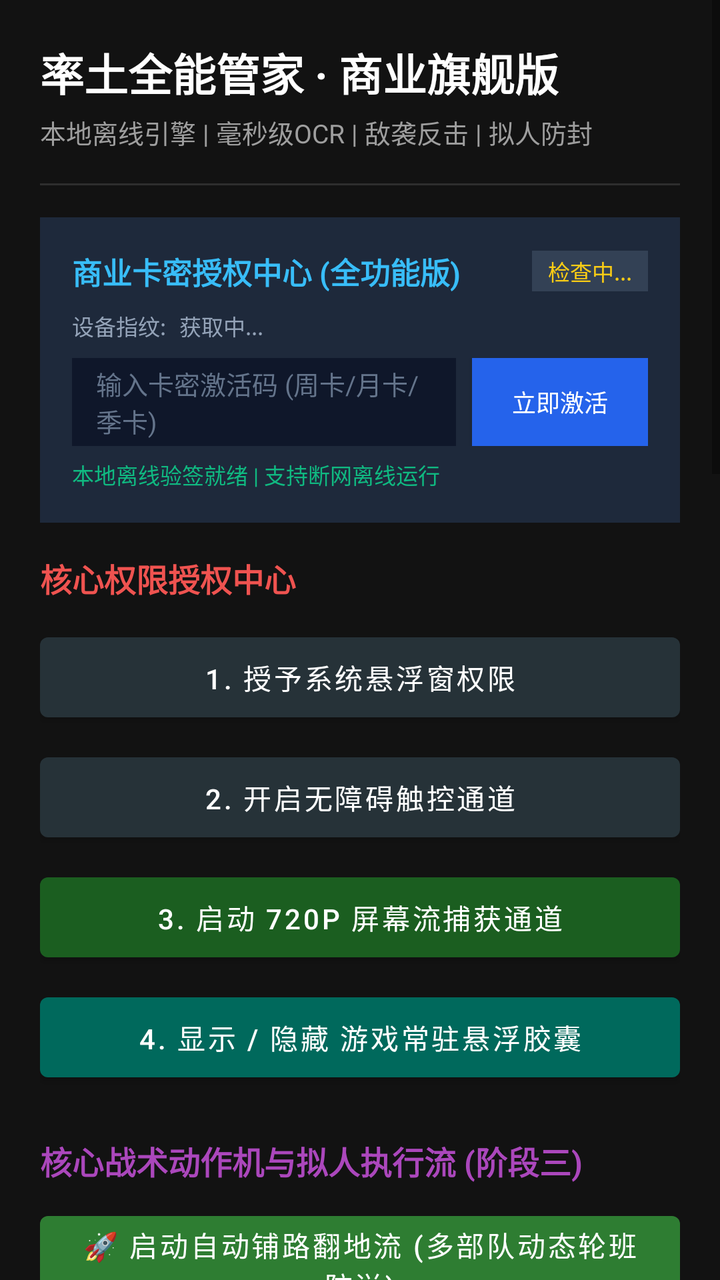
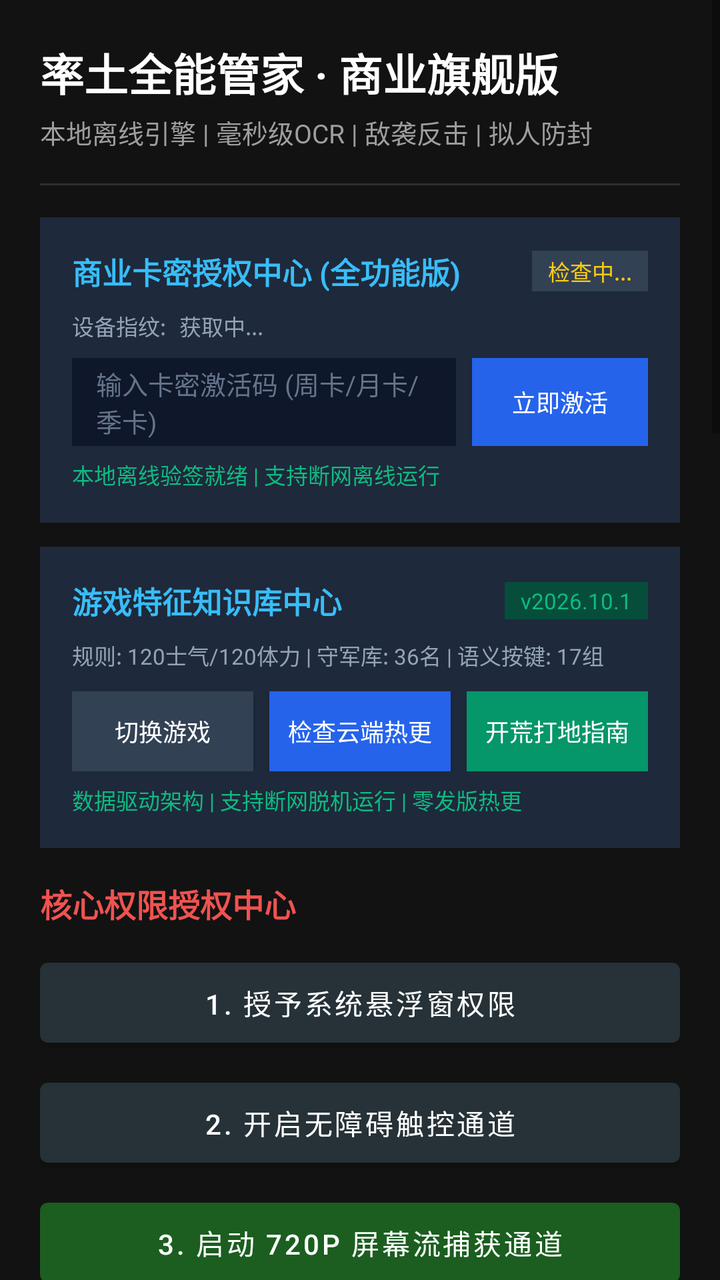

An Android layout rendered at two revisions. The XML below is the earlier revision; the diff shows what the commit changed to produce the second picture.
<!-- AndroidManifest.xml: application theme Theme.StzbAssistant -->
<!-- res/layout/activity_main.xml -->
<?xml version="1.0" encoding="utf-8"?>
<ScrollView xmlns:android="http://schemas.android.com/apk/res/android"
    xmlns:app="http://schemas.android.com/apk/res-auto"
    android:layout_width="match_parent"
    android:layout_height="match_parent"
    android:background="#121212"
    android:fillViewport="true">

    <LinearLayout
        android:layout_width="match_parent"
        android:layout_height="wrap_content"
        android:orientation="vertical"
        android:padding="20dp">

        
        <TextView
            android:layout_width="wrap_content"
            android:layout_height="wrap_content"
            android:text="率土全能管家 · 商业旗舰版"
            android:textColor="#FFFFFF"
            android:textSize="22sp"
            android:textStyle="bold" />

        <TextView
            android:layout_width="wrap_content"
            android:layout_height="wrap_content"
            android:layout_marginTop="4dp"
            android:text="本地离线引擎 | 毫秒级OCR | 敌袭反击 | 拟人防封"
            android:textColor="#9E9E9E"
            android:textSize="13sp" />

        <View
            android:layout_width="match_parent"
            android:layout_height="1dp"
            android:layout_marginTop="16dp"
            android:background="#2E2E2E" />

        
        <LinearLayout
            android:layout_width="match_parent"
            android:layout_height="wrap_content"
            android:layout_marginTop="16dp"
            android:background="#1E293B"
            android:orientation="vertical"
            android:padding="16dp">

            <LinearLayout
                android:layout_width="match_parent"
                android:layout_height="wrap_content"
                android:gravity="center_vertical"
                android:orientation="horizontal">

                <TextView
                    android:layout_width="0dp"
                    android:layout_height="wrap_content"
                    android:layout_weight="1"
                    android:text="商业卡密授权中心 (全功能版)"
                    android:textColor="#38BDF8"
                    android:textSize="15sp"
                    android:textStyle="bold" />

                <TextView
                    android:id="@+id/tvLicenseBadge"
                    android:layout_width="wrap_content"
                    android:layout_height="wrap_content"
                    android:background="#334155"
                    android:paddingStart="8dp"
                    android:paddingTop="2dp"
                    android:paddingEnd="8dp"
                    android:paddingBottom="2dp"
                    android:text="检查中..."
                    android:textColor="#FACC15"
                    android:textSize="11sp" />
            </LinearLayout>

            <TextView
                android:id="@+id/tvDeviceId"
                android:layout_width="match_parent"
                android:layout_height="wrap_content"
                android:layout_marginTop="8dp"
                android:text="设备指纹: 获取中..."
                android:textColor="#94A3B8"
                android:textSize="11sp"
                android:fontFamily="monospace" />

            <LinearLayout
                android:layout_width="match_parent"
                android:layout_height="wrap_content"
                android:layout_marginTop="8dp"
                android:orientation="horizontal">

                <EditText
                    android:id="@+id/etLicenseCode"
                    android:layout_width="0dp"
                    android:layout_height="44dp"
                    android:layout_weight="1"
                    android:background="#0F172A"
                    android:hint="输入卡密激活码 (周卡/月卡/季卡)"
                    android:paddingStart="12dp"
                    android:paddingEnd="12dp"
                    android:textColor="#FFFFFF"
                    android:textColorHint="#64748B"
                    android:textSize="13sp" />

                <Button
                    android:id="@+id/btnActivateLicense"
                    android:layout_width="wrap_content"
                    android:layout_height="44dp"
                    android:layout_marginStart="8dp"
                    android:background="#2563EB"
                    android:text="立即激活"
                    android:textColor="#FFFFFF"
                    android:textSize="12sp" />
            </LinearLayout>

            <TextView
                android:id="@+id/tvLicenseMessage"
                android:layout_width="match_parent"
                android:layout_height="wrap_content"
                android:layout_marginTop="6dp"
                android:text="本地离线验签就绪 | 支持断网离线运行"
                android:textColor="#10B981"
                android:textSize="11sp" />

        </LinearLayout>

        
        <TextView
            android:layout_width="wrap_content"
            android:layout_height="wrap_content"
            android:layout_marginTop="16dp"
            android:text="核心权限授权中心"
            android:textColor="#EF5350"
            android:textSize="16sp"
            android:textStyle="bold" />

        <com.google.android.material.button.MaterialButton
            android:id="@+id/btnOverlayPermission"
            android:layout_width="match_parent"
            android:layout_height="52dp"
            android:layout_marginTop="12dp"
            android:text="1. 授予系统悬浮窗权限"
            app:backgroundTint="#263238" />

        <com.google.android.material.button.MaterialButton
            android:id="@+id/btnAccessibilityPermission"
            android:layout_width="match_parent"
            android:layout_height="52dp"
            android:layout_marginTop="8dp"
            android:text="2. 开启无障碍触控通道"
            app:backgroundTint="#263238" />

        <com.google.android.material.button.MaterialButton
            android:id="@+id/btnScreenCapturePermission"
            android:layout_width="match_parent"
            android:layout_height="52dp"
            android:layout_marginTop="8dp"
            android:text="3. 启动 720p 屏幕流捕获通道"
            app:backgroundTint="#1B5E20" />

        <com.google.android.material.button.MaterialButton
            android:id="@+id/btnToggleOverlay"
            android:layout_width="match_parent"
            android:layout_height="52dp"
            android:layout_marginTop="8dp"
            android:text="4. 显示 / 隐藏 游戏常驻悬浮胶囊"
            app:backgroundTint="#00695C" />

        
        <TextView
            android:layout_width="wrap_content"
            android:layout_height="wrap_content"
            android:layout_marginTop="24dp"
            android:text="核心战术动作机与拟人执行流 (阶段三)"
            android:textColor="#AB47BC"
            android:textSize="16sp"
            android:textStyle="bold" />

        <com.google.android.material.button.MaterialButton
            android:id="@+id/btnStartRoadPaving"
            android:layout_width="match_parent"
            android:layout_height="52dp"
            android:layout_marginTop="10dp"
            android:text="🚀 启动自动铺路翻地流 (多部队动态轮班防溢)"
            app:backgroundTint="#2E7D32" />

        <com.google.android.material.button.MaterialButton
            android:id="@+id/btnStartImmunityBreak"
            android:layout_width="match_parent"
            android:layout_height="52dp"
            android:layout_marginTop="8dp"
            android:text="⚡ 启动极限卡免与压秒破免 (00:00:01 准点触敌)"
            app:backgroundTint="#E65100" />

        <com.google.android.material.button.MaterialButton
            android:id="@+id/btnStartSiegeSync"
            android:layout_width="match_parent"
            android:layout_height="52dp"
            android:layout_marginTop="8dp"
            android:text="🏹 启动同盟集火攻城卡秒 (主力21:00:00 + 拆迁21:00:01)"
            app:backgroundTint="#4E342E" />

        <com.google.android.material.button.MaterialButton
            android:id="@+id/btnStartRaidDefense"
            android:layout_width="match_parent"
            android:layout_height="52dp"
            android:layout_marginTop="8dp"
            android:text="🚨 启动深夜敌袭巡检与【决策 C 自动反击断跳板】"
            app:backgroundTint="#C62828" />

        <com.google.android.material.button.MaterialButton
            android:id="@+id/btnStopAllTactics"
            android:layout_width="match_parent"
            android:layout_height="52dp"
            android:layout_marginTop="8dp"
            android:text="⏹️ 一键安全终止当前战术流水线"
            app:backgroundTint="#37474F" />

        
        <TextView
            android:layout_width="wrap_content"
            android:layout_height="wrap_content"
            android:layout_marginTop="24dp"
            android:text="视觉感知与率土核心特征库自检 (阶段二)"
            android:textColor="#42A5F5"
            android:textSize="16sp"
            android:textStyle="bold" />

        <com.google.android.material.button.MaterialButton
            android:id="@+id/btnTestOcr"
            android:layout_width="match_parent"
            android:layout_height="48dp"
            android:layout_marginTop="8dp"
            android:text="A. 测试 RapidOCR 本地推理与守军打分"
            app:backgroundTint="#37474F" />

        <com.google.android.material.button.MaterialButton
            android:id="@+id/btnTestCaptureTouch"
            android:layout_width="match_parent"
            android:layout_height="48dp"
            android:layout_marginTop="8dp"
            android:text="B. 测试 720p 自适应画布与三次贝塞尔触控"
            app:backgroundTint="#455A64" />

        <com.google.android.material.button.MaterialButton
            android:id="@+id/btnTestSceneMatch"
            android:layout_width="match_parent"
            android:layout_height="48dp"
            android:layout_marginTop="8dp"
            android:text="C. 测试全场景状态识别与语义按键定位 (免死模板)"
            app:backgroundTint="#1565C0" />

        <com.google.android.material.button.MaterialButton
            android:id="@+id/btnTestRaidRadar"
            android:layout_width="match_parent"
            android:layout_height="48dp"
            android:layout_marginTop="8dp"
            android:text="D. 测试红线敌袭雷达与源头要塞反击回溯 (决策C)"
            app:backgroundTint="#C62828" />

        <com.google.android.material.button.MaterialButton
            android:id="@+id/btnTestTileImmunity"
            android:layout_width="match_parent"
            android:layout_height="48dp"
            android:layout_marginTop="8dp"
            android:text="E. 测试土地金色免战罩与毫秒级卡免倒计时"
            app:backgroundTint="#F57F17" />

        <com.google.android.material.button.MaterialButton
            android:id="@+id/btnTestTroopTiming"
            android:layout_width="match_parent"
            android:layout_height="48dp"
            android:layout_marginTop="8dp"
            android:text="F. 测试部队体能、2026士气120与攻城卡秒"
            app:backgroundTint="#4E342E" />

        
        <TextView
            android:layout_width="wrap_content"
            android:layout_height="wrap_content"
            android:layout_marginTop="24dp"
            android:text="商业化防封与拟人化风控对抗自检 (阶段四)"
            android:textColor="#00E676"
            android:textSize="16sp"
            android:textStyle="bold" />

        <com.google.android.material.button.MaterialButton
            android:id="@+id/btnTestTimingFingerprint"
            android:layout_width="match_parent"
            android:layout_height="48dp"
            android:layout_marginTop="8dp"
            android:text="G. 测试外高斯时间指纹打散与昼夜节律"
            app:backgroundTint="#004D40" />

        <com.google.android.material.button.MaterialButton
            android:id="@+id/btnTestKineticTouch"
            android:layout_width="match_parent"
            android:layout_height="48dp"
            android:layout_marginTop="8dp"
            android:text="H. 测试 2D 双变量高斯微抖与惯性过冲轨迹"
            app:backgroundTint="#006064" />

        <com.google.android.material.button.MaterialButton
            android:id="@+id/btnTestStealthAudit"
            android:layout_width="match_parent"
            android:layout_height="48dp"
            android:layout_marginTop="8dp"
            android:text="I. 测试反嗅探环境、Shizuku 隐身与 C++ 原生体检"
            app:backgroundTint="#1A237E" />

        
        <TextView
            android:layout_width="wrap_content"
            android:layout_height="wrap_content"
            android:layout_marginTop="24dp"
            android:text="游戏常驻悬浮 UI 与交互体验自检 (阶段五)"
            android:textColor="#FFD54F"
            android:textSize="16sp"
            android:textStyle="bold" />

        <com.google.android.material.button.MaterialButton
            android:id="@+id/btnTestCapsuleOverlay"
            android:layout_width="match_parent"
            android:layout_height="48dp"
            android:layout_marginTop="8dp"
            android:text="J. 启动/体验 游戏内迷你胶囊与 HUD 战术控制台"
            app:backgroundTint="#FF6F00" />

        <com.google.android.material.button.MaterialButton
            android:id="@+id/btnTestCrosshairPicker"
            android:layout_width="match_parent"
            android:layout_height="48dp"
            android:layout_marginTop="8dp"
            android:text="K. 体验 全屏准星地块坐标嗅探拾取器 (Crosshair Picker)"
            app:backgroundTint="#F57F17" />

        <TextView
            android:id="@+id/tvLogOutput"
            android:layout_width="match_parent"
            android:layout_height="wrap_content"
            android:layout_marginTop="14dp"
            android:background="#1E1E1E"
            android:padding="12dp"
            android:text="系统就绪，等待权限检查与战术调度..."
            android:textColor="#81C784"
            android:fontFamily="monospace"
            android:textSize="12sp" />

    </LinearLayout>
</ScrollView>
<!-- resources referenced by this layout -->
<resources>
  <style name="Theme.StzbAssistant" parent="Theme.MaterialComponents.DayNight.NoActionBar">
          <item name="colorPrimary">#D32F2F</item>
          <item name="colorPrimaryVariant">#B71C1C</item>
          <item name="colorOnPrimary">#FFFFFF</item>
          <item name="android:statusBarColor">#B71C1C</item>
      </style>
</resources>

<!-- the commit's change to res/layout/activity_main.xml (unified diff, before → after) -->
@@ -125,6 +125,104 @@
         </LinearLayout>
 
         
+        <LinearLayout
+            android:layout_width="match_parent"
+            android:layout_height="wrap_content"
+            android:layout_marginTop="12dp"
+            android:background="#1E293B"
+            android:orientation="vertical"
+            android:padding="16dp">
+
+            <LinearLayout
+                android:layout_width="match_parent"
+                android:layout_height="wrap_content"
+                android:gravity="center_vertical"
+                android:orientation="horizontal">
+
+                <TextView
+                    android:id="@+id/tvKnowledgeTitle"
+                    android:layout_width="0dp"
+                    android:layout_height="wrap_content"
+                    android:layout_weight="1"
+                    android:text="游戏特征知识库中心"
+                    android:textColor="#38BDF8"
+                    android:textSize="15sp"
+                    android:textStyle="bold" />
+
+                <TextView
+                    android:id="@+id/tvKnowledgeVersionBadge"
+                    android:layout_width="wrap_content"
+                    android:layout_height="wrap_content"
+                    android:background="#064E3B"
+                    android:paddingStart="8dp"
+                    android:paddingTop="2dp"
+                    android:paddingEnd="8dp"
+                    android:paddingBottom="2dp"
+                    android:text="v2026.10.1"
+                    android:textColor="#10B981"
+                    android:textSize="11sp" />
+            </LinearLayout>
+
+            <TextView
+                android:id="@+id/tvKnowledgeStats"
+                android:layout_width="match_parent"
+                android:layout_height="wrap_content"
+                android:layout_marginTop="8dp"
+                android:text="规则: 120士气/120体力 | 守军库: 36名 | 语义按键: 17组"
+                android:textColor="#94A3B8"
+                android:textSize="11sp" />
+
+            <LinearLayout
+                android:layout_width="match_parent"
+                android:layout_height="wrap_content"
+                android:layout_marginTop="10dp"
+                android:orientation="horizontal">
+
+                <Button
+                    android:id="@+id/btnSwitchGame"
+                    android:layout_width="0dp"
+                    android:layout_height="40dp"
+                    android:layout_weight="1"
+                    android:background="#334155"
+                    android:text="切换游戏"
+                    android:textColor="#FFFFFF"
+                    android:textSize="12sp" />
+
+                <Button
+                    android:id="@+id/btnUpdateKnowledge"
+                    android:layout_width="0dp"
+                    android:layout_height="40dp"
+                    android:layout_marginStart="8dp"
+                    android:layout_weight="1"
+                    android:background="#2563EB"
+                    android:text="检查云端热更"
+                    android:textColor="#FFFFFF"
+                    android:textSize="12sp" />
+
+                <Button
+                    android:id="@+id/btnViewLandGuide"
+                    android:layout_width="0dp"
+                    android:layout_height="40dp"
+                    android:layout_marginStart="8dp"
+                    android:layout_weight="1"
+                    android:background="#059669"
+                    android:text="开荒打地指南"
+                    android:textColor="#FFFFFF"
+                    android:textSize="12sp" />
+            </LinearLayout>
+
+            <TextView
+                android:id="@+id/tvKnowledgeMessage"
+                android:layout_width="match_parent"
+                android:layout_height="wrap_content"
+                android:layout_marginTop="6dp"
+                android:text="数据驱动架构 | 支持断网脱机运行 | 零发版热更"
+                android:textColor="#10B981"
+                android:textSize="11sp" />
+
+        </LinearLayout>
+
+        
         <TextView
             android:layout_width="wrap_content"
             android:layout_height="wrap_content"
